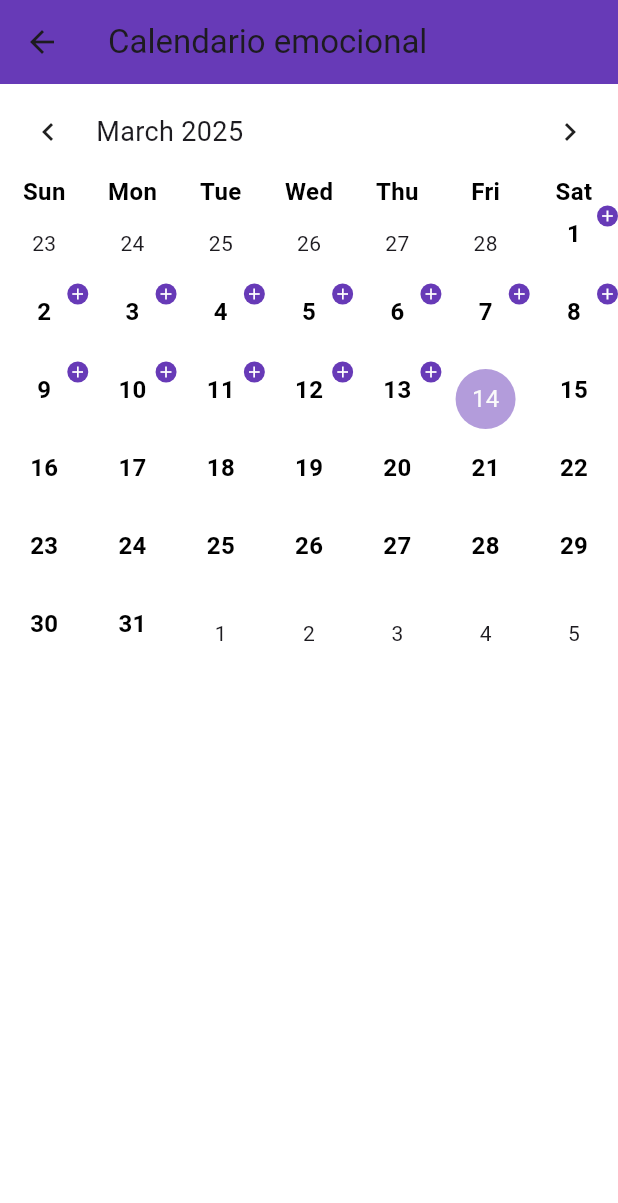
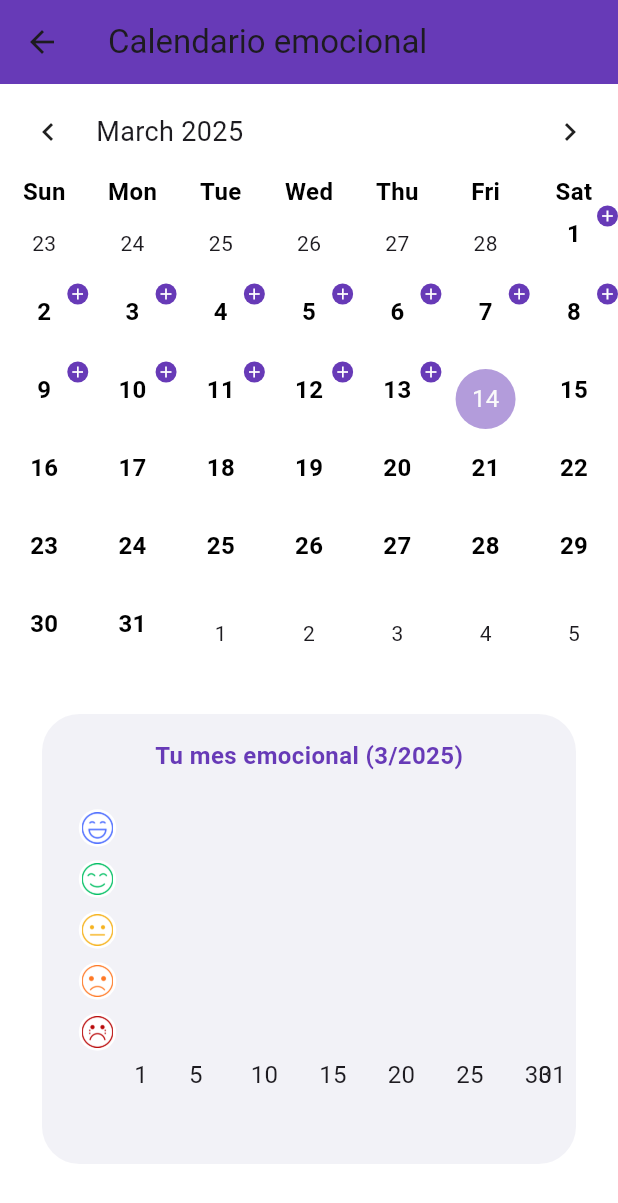
Before and after one commit to Santiago2132/maizfront, a Flutter app: the CalendarScreen screen opened by its route, on a phone screen of 412 x 824 dp. Shown: the top 1203 px of the screen. Run offline on Flutter 3.47's test engine with Material 3 defaults, Android fonts, the phone set to English and light mode, and no system bars; drawn by our look-alikes of fl_chart, table_calendar; our stand-ins replace audioplayers, auto_size_text, cloud_firestore, firebase_auth, firebase_core, firebase_messaging and 7 more; missing offline and left inert: dart:ffi, firebase_app_check, flutter_pdfview; accounts and stored records are empty.

Commit message:
calendar widget

```diff
--- /dev/null
+++ b/maiz_app/lib/data/services/emotional_service.dart
@@ -0,0 +1,48 @@
+import 'dart:math';
+import 'package:fl_chart/fl_chart.dart';
+import 'package:mAIz/data/services/calendar_service.dart';
+
+class EmotionService {
+  static final Map<String, double> emotionYValues = {
+    'Deprimente': 0,
+    'Triste': 1,
+    'Regular': 2,
+    'Feliz': 3,
+    'Euforico': 4,
+  };
+
+  static Future<List<FlSpot>> fetchMonthlyStatistics(int year, int month) async {
+    final records = await CalendarService.getEmotionalRecords();
+    final List<FlSpot> spots = [];
+
+    records.forEach((date, emotion) {
+      if (date.year == year && date.month == month) {
+        spots.add(FlSpot(date.day.toDouble(), emotionYValues[emotion] ?? 0));
+      }
+    });
+
+    return spots;
+  }
+
+
+  static double calculateMonthlyAverage(List<FlSpot> data) {
+    if (data.isEmpty) return 2.0;
+
+    final total = data.map((spot) => spot.y).reduce((a, b) => a + b);
+    return total / data.length;
+  }
+
+  static int getDaysWithEmotion(String emotion, List<FlSpot> data) {
+    final targetValue = emotionYValues[emotion];
+    if (targetValue == null) return 0;
+
+    return data.where((spot) => spot.y.round() == targetValue.round()).length;
+  }
+
+  static String getEmotionByValue(double value) {
+    return emotionYValues.entries
+        .firstWhere((entry) => entry.value == value,
+            orElse: () => const MapEntry('', -1))
+        .key;
+  }
+}
--- a/maiz_app/lib/screens/calendar/calendarContainer.dart
+++ b/maiz_app/lib/screens/calendar/calendarContainer.dart
@@ -13,12 +13,15 @@ class CalendarContainer extends StatefulWidget {
   final DateTime focusedDay;
   final DateTime? selectedDay;
   final Function(DateTime, DateTime) onDaySelected;
+  final Function(int, int) onMonthChanged; // Nuevo callback para el mes
 
   const CalendarContainer({
     super.key,
     required this.focusedDay,
     required this.selectedDay,
     required this.onDaySelected,
+        required this.onMonthChanged,
+
   });
 
   @override
@@ -77,18 +80,26 @@ class _CalendarContainerState extends State<CalendarContainer> {
         CalendarMarkers(emotionalRecords: _emotionalRecords);
     final double fontSizee = Provider.of<FontSizeProvider>(context).fontSize;
     final bool isDarkMode = Theme.of(context).brightness == Brightness.dark;
+    CalendarFormat _calendarFormat = CalendarFormat.month;
+    final Function(int year, int month) onMonthChanged;
 
     return LayoutBuilder(
       builder: (context, constraints) {
         return SizedBox(
           width: constraints.maxWidth, // Usa el ancho disponible
-          height: fontSizee * 50, // Ajusta la altura en función del tamaño de la fuente
+          height: 400, // Ajusta la altura en función del tamaño de la fuente
           child: TableCalendar(
             firstDay: DateTime.utc(2024, 1, 1),
             lastDay: DateTime.utc(2025, 12, 31),
             focusedDay: widget.focusedDay,
             selectedDayPredicate: (day) => isSameDay(widget.selectedDay, day),
             onDaySelected: widget.onDaySelected,
+            onPageChanged: (focusedDay) {
+              setState(() {
+                widget.onMonthChanged(focusedDay.year, focusedDay.month);
+              });
+            },
+
             calendarFormat: CalendarFormat.month,
             availableGestures: AvailableGestures.all,
             headerStyle: HeaderStyle(
--- a/maiz_app/lib/screens/calendar/calendar_screen.dart
+++ b/maiz_app/lib/screens/calendar/calendar_screen.dart
@@ -2,6 +2,7 @@ import 'package:flutter/material.dart';
 import 'package:mAIz/data/services/calendar_service.dart';
 import 'package:mAIz/screens/calendar/calendarBar.dart';
 import 'package:mAIz/screens/calendar/calendarContainer.dart';
+import 'package:mAIz/screens/calendar/montly/MonthlyEmotionChart.dart';
 
 class CalendarScreen extends StatefulWidget {
   const CalendarScreen({super.key});
@@ -13,7 +14,11 @@ class CalendarScreen extends StatefulWidget {
 class _CalendarScreenState extends State<CalendarScreen> {
   DateTime _focusedDay = DateTime.now();
   DateTime? _selectedDay;
+
+  int _currentYear = DateTime.now().year;
+  int _currentMonth = DateTime.now().month;
   Map<DateTime, String> _emotionalRecords = {};
+
 
   @override
   void initState() {
@@ -36,16 +41,44 @@ class _CalendarScreenState extends State<CalendarScreen> {
     });
   }
 
+  void _onMonthChanged(int year, int month) {
+    setState(() {
+      _focusedDay = DateTime(year, month, 1);
+      _currentYear = year;
+      _currentMonth = month;
+      print('Mes cambiado: $_focusedDay'); // Para ver si detecta el cambio
+    });
+  }
+
+
+
   @override
   Widget build(BuildContext context) {
       return Scaffold(
         appBar: CustomAppBar(),
-    body: CalendarContainer(
+        body: SingleChildScrollView(
+          child: Column(
+            children: [
+              CalendarContainer(
                 focusedDay: _focusedDay,
                 selectedDay: _selectedDay,
                 onDaySelected: _onDaySelected,
+                onMonthChanged: _onMonthChanged,
               ),
+              const SizedBox(height: 20),
+             Padding(
+                padding: const EdgeInsets.symmetric(horizontal: 12.0), // Margen horizontal
+                child: SizedBox(
+                  height: 300, // Asegura una altura fija
+                  width: 500, // Asegura que ocupe todo el ancho disponible
+                  child: MonthlyEmotionChart(year: _currentYear, month: _currentMonth),
+
+                ),
+              ),
+            ],
+          ),
+        ),
+
       );
     }
-
 }
--- /dev/null
+++ b/maiz_app/lib/screens/calendar/montly/EmotionIcon.dart
@@ -0,0 +1,37 @@
+import 'package:flutter/material.dart';
+import 'package:fl_chart/fl_chart.dart';
+import 'package:mAIz/core/fontsize_provider.dart';
+import 'package:mAIz/data/services/calendar_service.dart';
+import 'package:mAIz/widgets/custom_card.dart';
+import 'package:provider/provider.dart';
+
+class EmotionIcon extends StatelessWidget {
+  final String emotion;
+
+  EmotionIcon({required this.emotion});
+
+  final Map<String, String> emotionIcons = CalendarService.feelings;
+
+  @override
+  Widget build(BuildContext context) {
+    if (!emotionIcons.containsKey(emotion)) return const SizedBox.shrink();
+
+    final bool isDarkMode = Theme.of(context).brightness == Brightness.dark;
+
+    return Container(
+      width: 25,
+      height: 25,
+      decoration: BoxDecoration(
+        shape: BoxShape.circle,
+        color: isDarkMode ? Colors.black : Colors.white,
+      ),
+      padding: const EdgeInsets.all(2),
+      child: Image.asset(
+        emotionIcons[emotion]!,
+        width: 20,
+        height: 20,
+        fit: BoxFit.contain,
+      ),
+    );
+  }
+}
--- /dev/null
+++ b/maiz_app/lib/screens/calendar/montly/MonthlyEmotionChart.dart
@@ -0,0 +1,161 @@
+import 'package:flutter/material.dart';
+import 'package:fl_chart/fl_chart.dart';
+import 'package:mAIz/core/fontsize_provider.dart';
+import 'package:mAIz/data/services/emotional_service.dart';
+import 'package:mAIz/screens/calendar/montly/EmotionIcon.dart';
+import 'package:mAIz/widgets/custom_card.dart';
+import 'package:provider/provider.dart';
+class MonthlyEmotionChart extends StatefulWidget {
+  final int year;
+  final int month;
+
+  const MonthlyEmotionChart({
+    super.key,
+    required this.year,
+    required this.month,
+  });
+
+  @override
+  State<MonthlyEmotionChart> createState() => _MonthlyEmotionChartState();
+}
+
+class _MonthlyEmotionChartState extends State<MonthlyEmotionChart> {
+  late Future<List<FlSpot>> _monthlyStats;
+
+  @override
+  void initState() {
+    super.initState();
+    _fetchData();
+  }
+
+  @override
+  void didUpdateWidget(covariant MonthlyEmotionChart oldWidget) {
+    super.didUpdateWidget(oldWidget);
+    if (oldWidget.year != widget.year || oldWidget.month != widget.month) {
+      _fetchData(); // Refrescar datos si cambia el mes
+    }
+  }
+
+  void _fetchData() {
+    setState(() {
+      _monthlyStats = EmotionService.fetchMonthlyStatistics(widget.year, widget.month);
+    });
+  }
+
+  @override
+  Widget build(BuildContext context) {
+    final fontSizeProvider = Provider.of<FontSizeProvider>(context).fontSize;
+
+    final int daysInMonth = DateTime(widget.year, widget.month + 1, 1)
+        .subtract(const Duration(days: 1))
+        .day;
+
+    return Padding(
+      padding: const EdgeInsets.symmetric(horizontal: 16.0),
+      child: CustomCard(
+        title: 'Tu mes emocional',
+        height: 300,
+        child: FutureBuilder<List<FlSpot>>(
+          future: _monthlyStats,
+          builder: (context, snapshot) {
+            if (snapshot.connectionState != ConnectionState.done) {
+              return const Center(child: CircularProgressIndicator());
+            }
+
+            return Column(
+              children: [
+                Text(
+                  'Tu mes emocional (${widget.month}/${widget.year})',
+                  style: TextStyle(
+                    fontSize: fontSizeProvider,
+                    fontWeight: FontWeight.bold,
+                    color: const Color(0xFF673AB7),
+                  ),
+                ),
+                const SizedBox(height: 20),
+                SizedBox(
+                  height: 200,
+                  width: double.infinity,
+                  child: LineChart(
+                    LineChartData(
+                      lineTouchData: LineTouchData(enabled: false),
+                      gridData: FlGridData(show: false),
+                      titlesData: _buildTitlesData(daysInMonth),
+                      borderData: FlBorderData(show: false),
+                      minX: 1,
+                      maxX: daysInMonth.toDouble(),
+                      minY: -0.5,
+                      maxY: 4.5,
+                      lineBarsData: [
+                        LineChartBarData(
+                          spots: snapshot.data ?? [],
+                          isCurved: true,
+                          color: const Color(0xFF673AB7),
+                          barWidth: 3,
+                          dotData: FlDotData(
+                            show: true,
+                            getDotPainter: (spot, percent, barData, index) {
+                              return FlDotCirclePainter(
+                                radius: 5,
+                                color: const Color(0xFF673AB7),
+                                strokeWidth: 2,
+                                strokeColor: Colors.white,
+                              );
+                            },
+                          ),
+                        ),
+                      ],
+                    ),
+                  ),
+                ),
+              ],
+            );
+          },
+        ),
+      ),
+    );
+  }
+
+  FlTitlesData _buildTitlesData(int daysInMonth) {
+    return FlTitlesData(
+      bottomTitles: AxisTitles(
+        sideTitles: SideTitles(
+          showTitles: true,
+          getTitlesWidget: (value, meta) {
+            if (value % 5 == 0 || value == 1 || value == daysInMonth) {
+              return Text(value.toInt().toString());
+            }
+            return const SizedBox.shrink();
+          },
+          reservedSize: 30,
+        ),
+      ),
+      leftTitles: AxisTitles(
+        sideTitles: SideTitles(
+          showTitles: true,
+          interval: 1,
+          getTitlesWidget: (value, meta) {
+            if (value % 1 != 0) return const SizedBox.shrink();
+
+            final emotion = EmotionService.emotionYValues.entries
+                .firstWhere(
+                  (entry) => entry.value == value,
+                  orElse: () => const MapEntry('', -1),
+                )
+                .key;
+
+            if (emotion.isEmpty) return const SizedBox.shrink();
+
+            return Padding(
+              padding: const EdgeInsets.only(right: 8.0),
+              child: EmotionIcon(emotion: emotion),
+            );
+          },
+          reservedSize: 50,
+        ),
+      ),
+      rightTitles: const AxisTitles(),
+      topTitles: const AxisTitles(),
+    );
+  }
+}
```
Also changed, not shown: 4 other files. Lines whose indentation alone changed are shown as unchanged.
